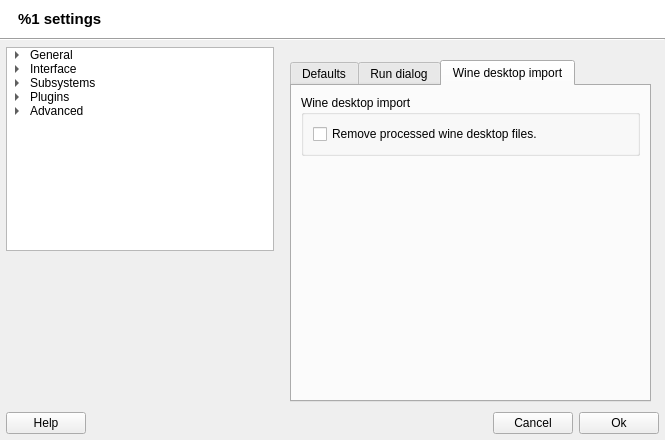
The window that src/q4wine-gui/uis/AppSettings.ui (brezerk/q4wine) describes before a commit, drawn with Qt 5.
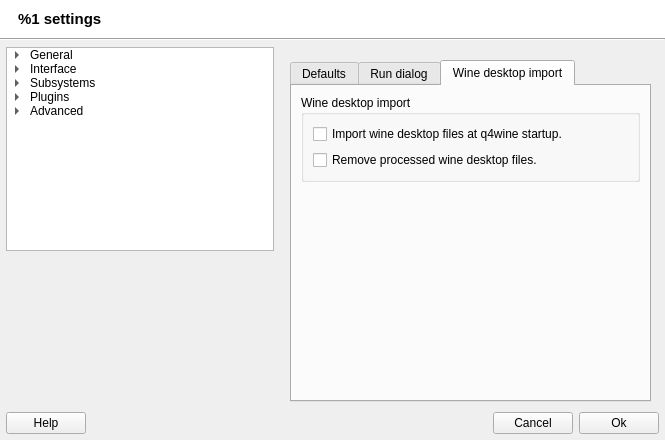
The same window after the commit. Icons and pictures are not drawn.

Commit message: Added: Added option "importAtStartup" for Wine Desktop Import, which disabled by default; Fixed: "importAtStartup" and "remove" options moved into it's own config section.

Diff of the .ui file:
```diff
--- a/src/q4wine-gui/uis/AppSettings.ui
+++ b/src/q4wine-gui/uis/AppSettings.ui
@@ -2327,6 +2327,13 @@
                <string>Wine desktop import</string>
               </property>
               <layout class="QVBoxLayout" name="_158">
+               <item>
+                <widget class="QCheckBox" name="chImportDesktopFilesAtStartup">
+                 <property name="text">
+                  <string>Import wine desktop files at q4wine startup.</string>
+                 </property>
+                </widget>
+               </item>
                <item>
                 <widget class="QCheckBox" name="chRemoveDesktopFiles">
                  <property name="sizePolicy">
```
The commit also changes 3 other files.
